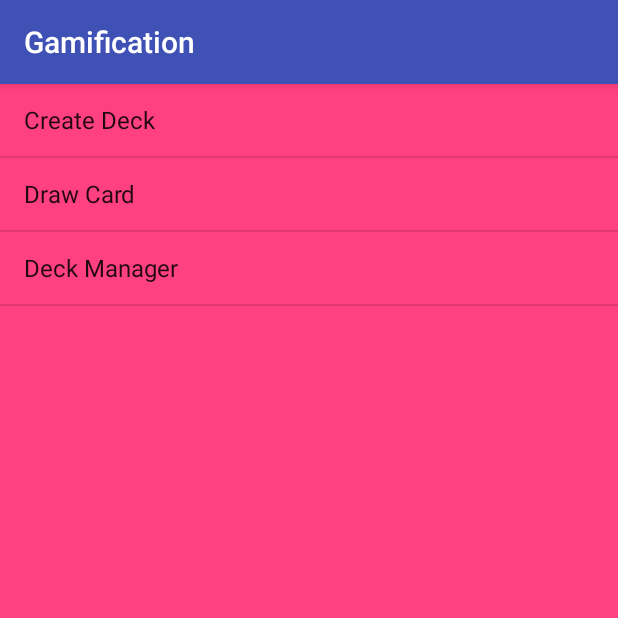
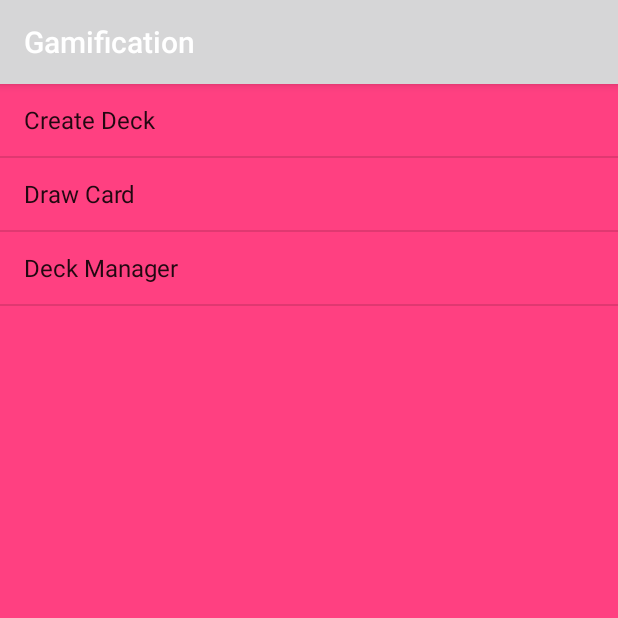
Before and after one commit to amiroslaw/Gamification-android, an Android app: the screen it shows after launch (MenuActivity), on a phone screen of 412 x 824 dp, the top half of it. Run offline under Robolectric (Android 15) with nearby library versions, the phone set to English and light mode, and no system bars; our stand-ins replace ButterKnife.

Commit message:
creating styles

```diff
--- a/app/src/main/res/values/styles.xml
+++ b/app/src/main/res/values/styles.xml
@@ -1,11 +1,27 @@
 <resources>
 
-    <!-- Base application theme. -->
     <style name="AppTheme" parent="Theme.AppCompat.Light.DarkActionBar">
-        <!-- Customize your theme here. -->
-        <item name="colorPrimary">@color/colorPrimary</item>
-        <item name="colorPrimaryDark">@color/colorPrimaryDark</item>
-        <item name="colorAccent">@color/colorAccent</item>
+        <item name="colorPrimary">@color/primary</item>
+        <item name="colorPrimaryDark">@color/primary_dark</item>
+        <item name="colorAccent">@color/primary_light</item>
+        <item name="colorPrimaryLight">@color/primary_light</item>
+        <item name="colorPrimaryTxt">@color/primary_text</item>
+        <item name="colorSecondaryTxt">@color/secondary_text</item>
+        <item name="colorIcons">@color/icons</item>
+        <item name="colorDivider">@color/divider</item>
+        <item name="android:fontFamily">sans-serif</item>
+    </style>
+
+    <!-- *********************** Labels  *********************** -->
+    <style name="Label">
+        <item name="android:fontFamily">sans-serif-light</item>
+        <item name="android:alpha">.86</item>
+        <item name="android:textColor">@color/colorWhite</item>
+    </style>
+
+    <style name="Label.CredentialHeader">
+        <item name="android:layout_marginBottom">32dp</item>
+        <item name="android:textSize">34sp</item>
     </style>
 
 </resources>
```
